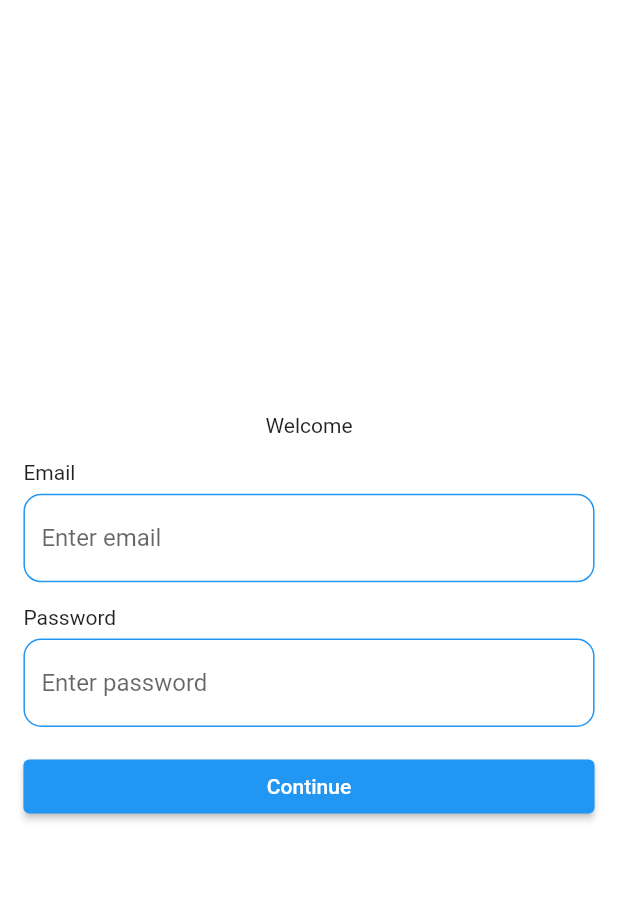
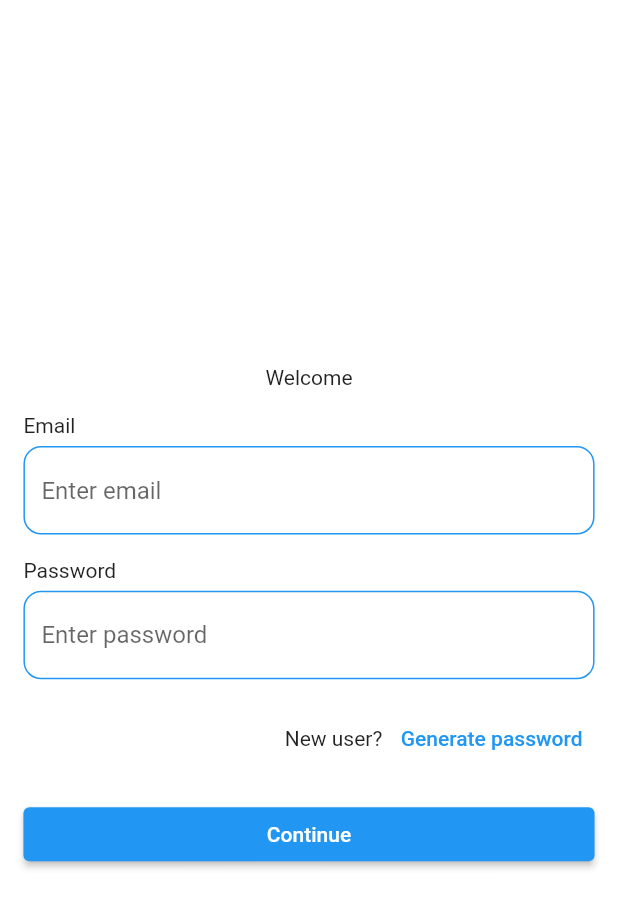
Before and after one commit to Karma-234/portfolio, a Flutter app: the screen it shows after launch, on a phone screen of 412 x 824 dp. Shown: the top 908 px of the screen. Run offline on Flutter 3.47's test engine with Material 2 defaults, Android fonts, the phone set to English and light mode, and no system bars; our stand-ins replace auto_route, firebase_auth, firebase_core, flutter_dotenv, flutter_mobx, flutter_screenutil and 5 more; accounts and stored records are empty; generated files the repository leaves out were written again.

Commit message:
Added custom text

```diff
--- a/lib/view/login.dart
+++ b/lib/view/login.dart
@@ -2,9 +2,12 @@ import 'package:auto_route/auto_route.dart';
 import 'package:flutter/material.dart';
 import 'package:flutter_mobx/flutter_mobx.dart';
 import 'package:flutter_screenutil/flutter_screenutil.dart';
+import 'package:portfolio/core/di/locator.dart';
+import 'package:portfolio/core/service/auth.dart';
 import 'package:portfolio/shared_widgets/app_button.dart';
 import 'package:portfolio/shared_widgets/input_field.dart';
 import 'package:portfolio/utils/extensions.dart';
+import 'package:portfolio/utils/password_generator.dart';
 
 import 'package:portfolio/view_model/login/login.dart';
 
@@ -15,6 +18,7 @@ class LoginView extends StatelessWidget {
   @override
   Widget build(BuildContext context) {
     late final state = LoginState();
+    late final authService = locator<AppAuthenticationService>();
     return Scaffold(
       body: SafeArea(
         minimum: EdgeInsets.all(16.r),
@@ -34,9 +38,26 @@ class LoginView extends StatelessWidget {
               hint: 'Enter password',
               header: 'Password',
             ),
+            Row(
+              mainAxisAlignment: MainAxisAlignment.end,
+              children: [
+                const Text('New user?'),
+                TextButton(
+                  onPressed: () {
+                    generatePassword();
+                  },
+                  child: const Text('Generate password'),
+                )
+              ].separate(4.w),
+            ),
             Observer(builder: (context) {
               return AppButton(
-                onPress: () {},
+                isLoading: state.isLoading,
+                onPress: () {
+                  state.setLoading(true);
+                  authService.signUp(
+                      email: state.email ?? '', password: state.password ?? '');
+                },
               );
             })
           ].separate(16.h),
```
Also changed, not shown: lib/shared_widgets/app_text.dart (added, +87 -0 lines).
